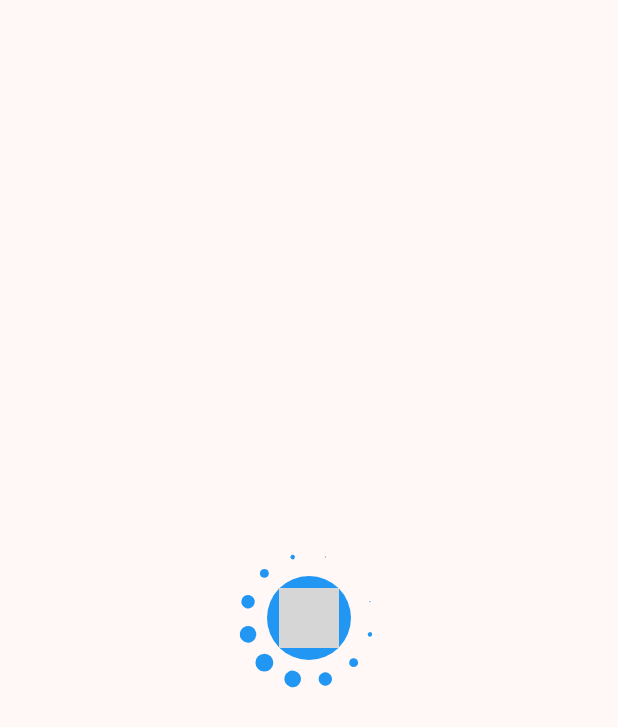
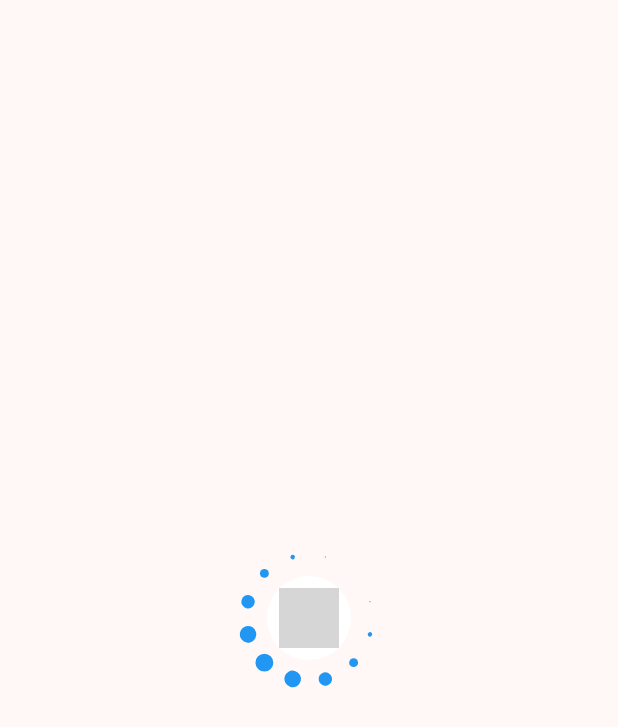
Before and after one commit to Girithardeveloper/Identity-Loader, a Flutter app: the screen it shows after launch, on a phone screen of 412 x 824 dp. Shown: the top 727 px of the screen. Run offline on Flutter 3.47's test engine with Material 3 defaults, Android fonts, the phone set to English and light mode, and no system bars; grey boxes are pictures that could not be loaded.

Commit message:
Color issue fix

```diff
--- a/lib/identity_loader.dart
+++ b/lib/identity_loader.dart
@@ -58,6 +58,9 @@ class IdentityLoader extends StatelessWidget {
     /// Applying the indicator color as the default color if not the primaryColor will be applied
     final Color defaultPrimary = indicatorColor ?? theme.primaryColor;
 
+    /// If the circularAvatar color is provided (not null) , use it ; otherwise, fall back to the theme's primary color
+    final Color circularAvatarColor = circleAvatarColor ?? theme.primaryColor;
+
     return Scaffold(
       body: Center(
         child: Stack(
@@ -110,7 +113,7 @@ class IdentityLoader extends StatelessWidget {
 
             /// Central CircleAvatar containing the image/icon
             CircleAvatar(
-              backgroundColor: defaultPrimary,
+              backgroundColor: circularAvatarColor,
               radius: circleAvatarRadius,
               child: SizedBox(
                 height: loaderImageHeight,
```
